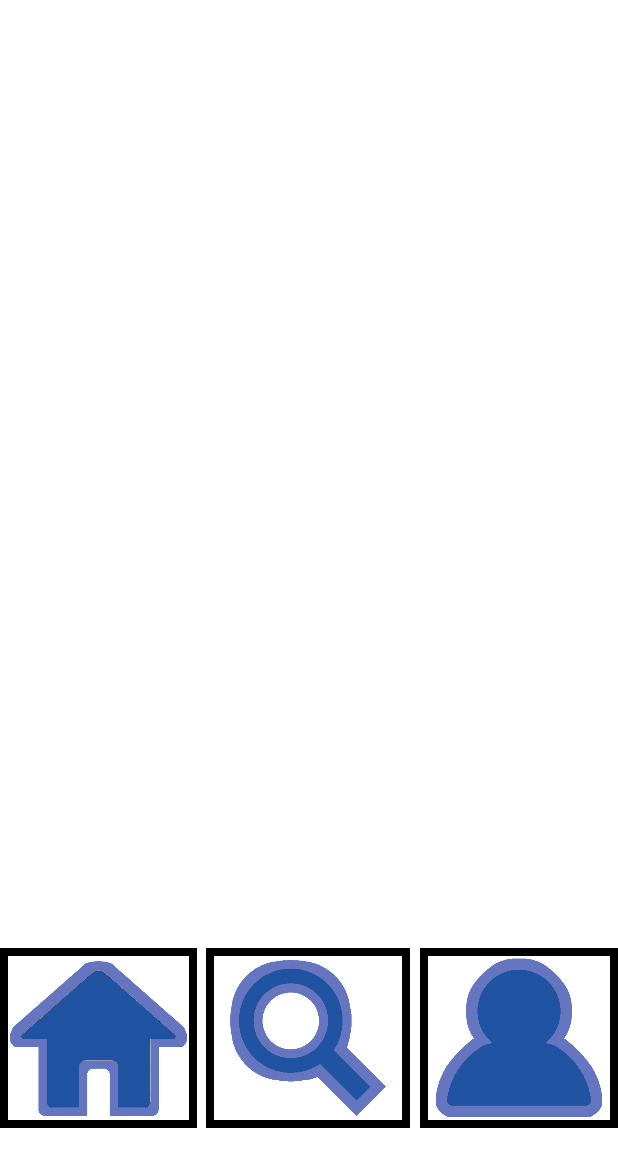
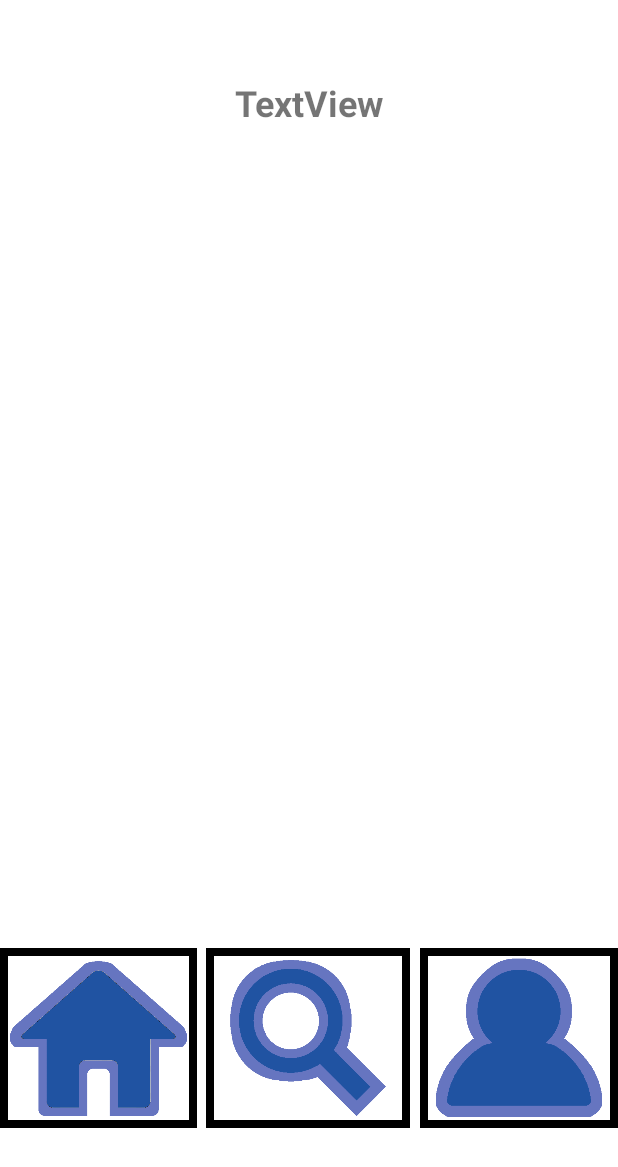
Before and after one commit to skapur12/comida-0316, an Android app: the layout activity_home_page.xml on its own in the app's theme, with its tools: preview values and no code run, on a phone screen of 412 x 824 dp. Shown: the top 1167 px of the screen. Run offline under Robolectric (Android 15) with nearby library versions, the phone set to English and light mode, and no system bars.

Commit message:
Added name of user's college to the home page

```diff
--- a/app/src/main/res/layout/activity_home_page.xml
+++ b/app/src/main/res/layout/activity_home_page.xml
@@ -51,4 +51,16 @@
         app:layout_constraintTop_toTopOf="parent"
         app:srcCompat="@drawable/search2" />
 
+    <TextView
+        android:id="@+id/collegeChoice"
+        android:layout_width="wrap_content"
+        android:layout_height="wrap_content"
+        android:layout_marginTop="52dp"
+        android:text="TextView"
+        android:textSize="24sp"
+        android:textStyle="bold"
+        app:layout_constraintEnd_toEndOf="parent"
+        app:layout_constraintStart_toStartOf="parent"
+        app:layout_constraintTop_toTopOf="parent" />
+
 </androidx.constraintlayout.widget.ConstraintLayout>
```
Also changed, not shown: app/src/main/java/com/teamcomida/comida_0316/HomePage.java (+36 -0 lines).
